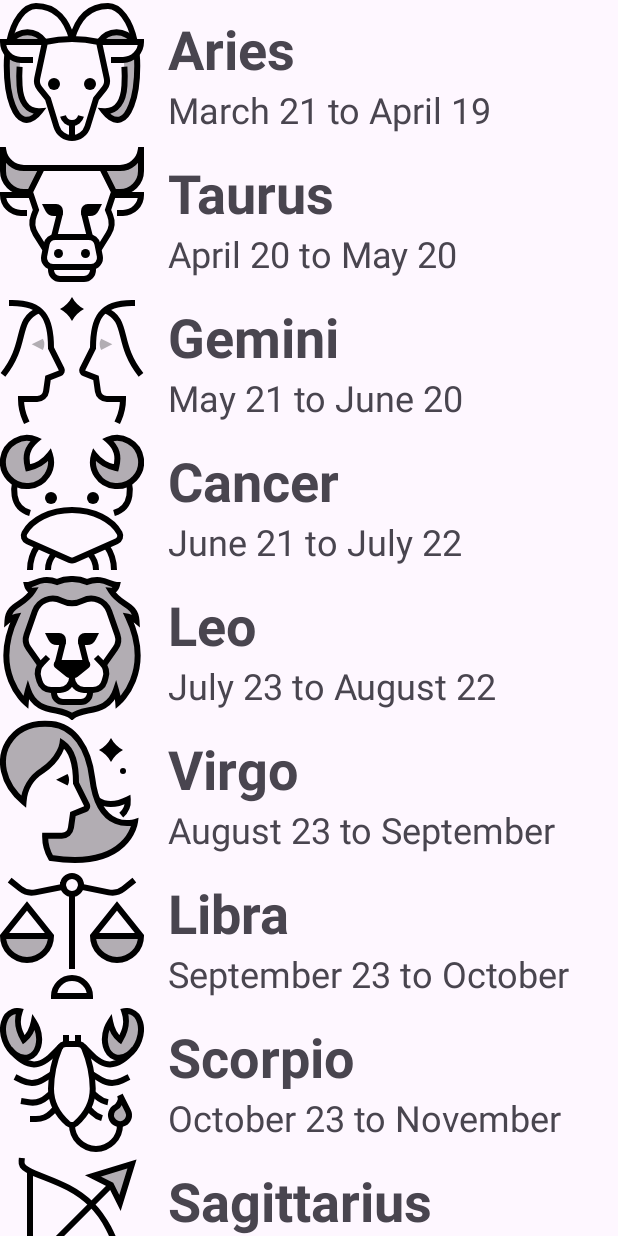
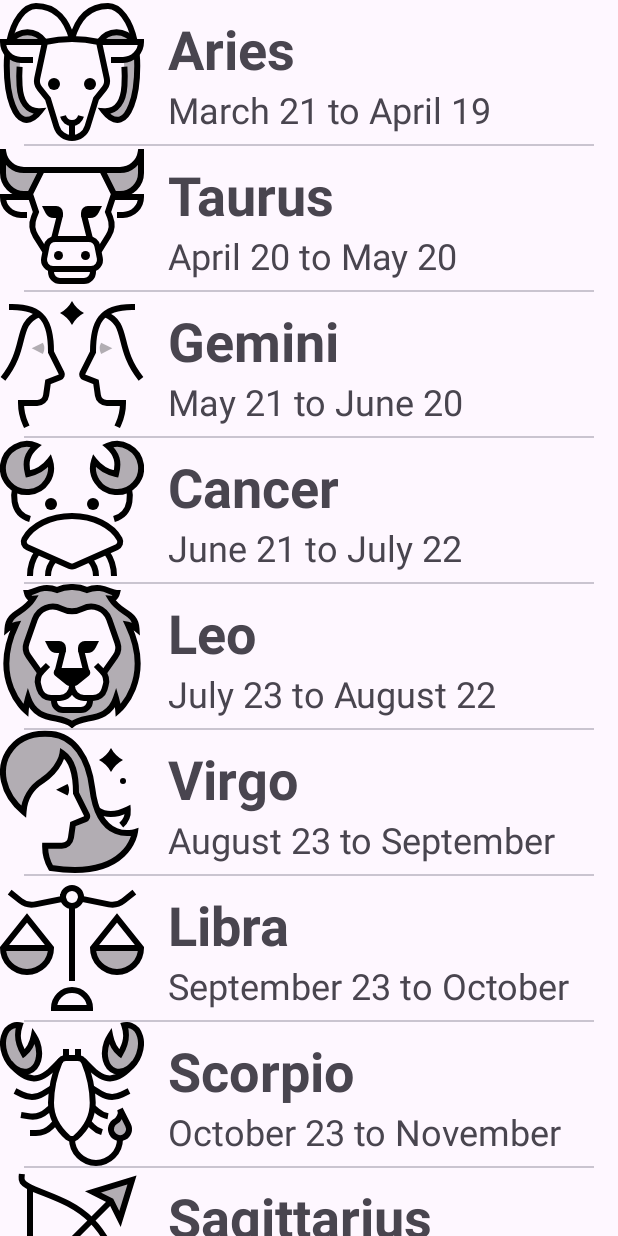
Before and after one commit to pedroBG66/Horoscopo_Mansour, an Android app: the screen it shows after launch (ListActivity), on a phone screen of 412 x 824 dp. Run offline under Robolectric (Android 15) with nearby library versions, the phone set to English and light mode, and no system bars.

Commit message:
Added a divider between cells

```diff
--- a/app/src/main/res/layout/activity_list.xml
+++ b/app/src/main/res/layout/activity_list.xml
@@ -11,6 +11,7 @@
         android:id="@+id/recyclerView"
         android:layout_width="match_parent"
         android:layout_height="match_parent"
+        tools:listitem="@layout/item_horoscope"
         app:layout_constraintBottom_toBottomOf="parent"
         app:layout_constraintEnd_toEndOf="parent"
         app:layout_constraintStart_toStartOf="parent"
--- a/app/src/main/res/layout/item_horoscope.xml
+++ b/app/src/main/res/layout/item_horoscope.xml
@@ -1,8 +1,14 @@
 <?xml version="1.0" encoding="utf-8"?>
 <LinearLayout xmlns:android="http://schemas.android.com/apk/res/android"
-    android:orientation="horizontal"
+    xmlns:app="http://schemas.android.com/apk/res-auto"
+    android:orientation="vertical"
     android:layout_width="match_parent"
     android:layout_height="wrap_content">
+
+    <LinearLayout
+        android:layout_width="match_parent"
+        android:layout_height="wrap_content"
+        android:orientation="horizontal">
 
         <ImageView
             android:id="@+id/symbolImageView"
@@ -32,7 +38,13 @@
                 android:text="Fechas"
                 android:textSize="24dp"/>
 
+        </LinearLayout>
+    </LinearLayout>
+
+    <com.google.android.material.divider.MaterialDivider
+        android:layout_width="match_parent"
+        android:layout_height="wrap_content"
+        app:dividerInsetStart="16dp"
+        app:dividerInsetEnd="16dp"/>
 
 </LinearLayout>
-
-</LinearLayout>
```
Lines whose indentation alone changed are shown as unchanged.
